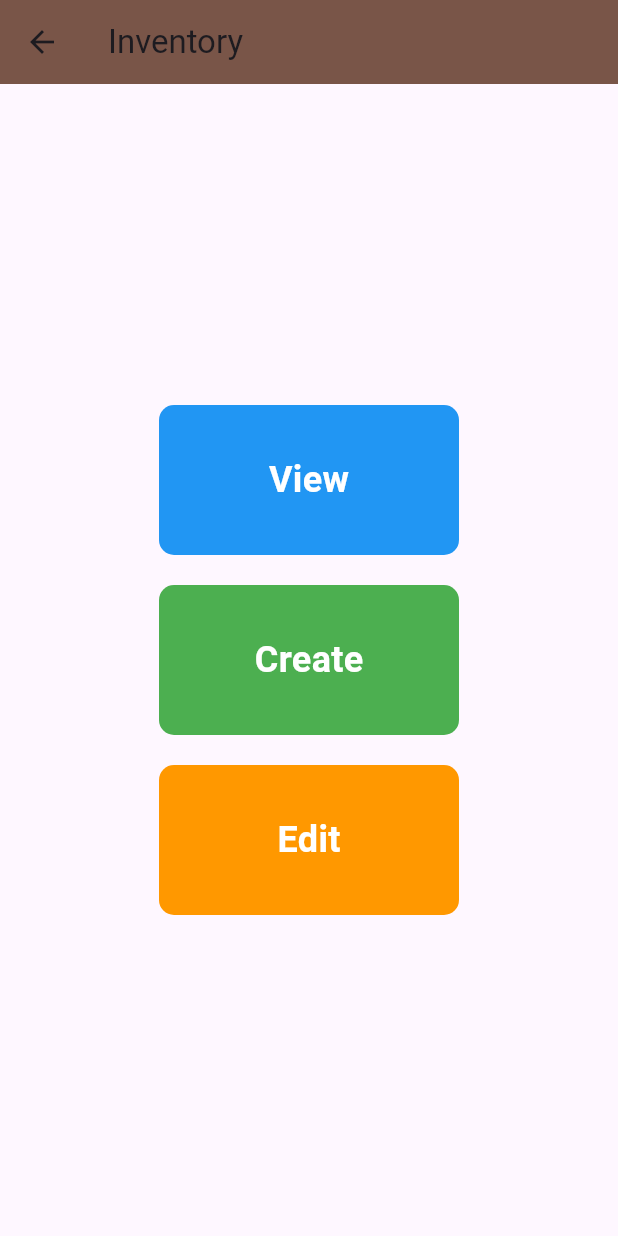
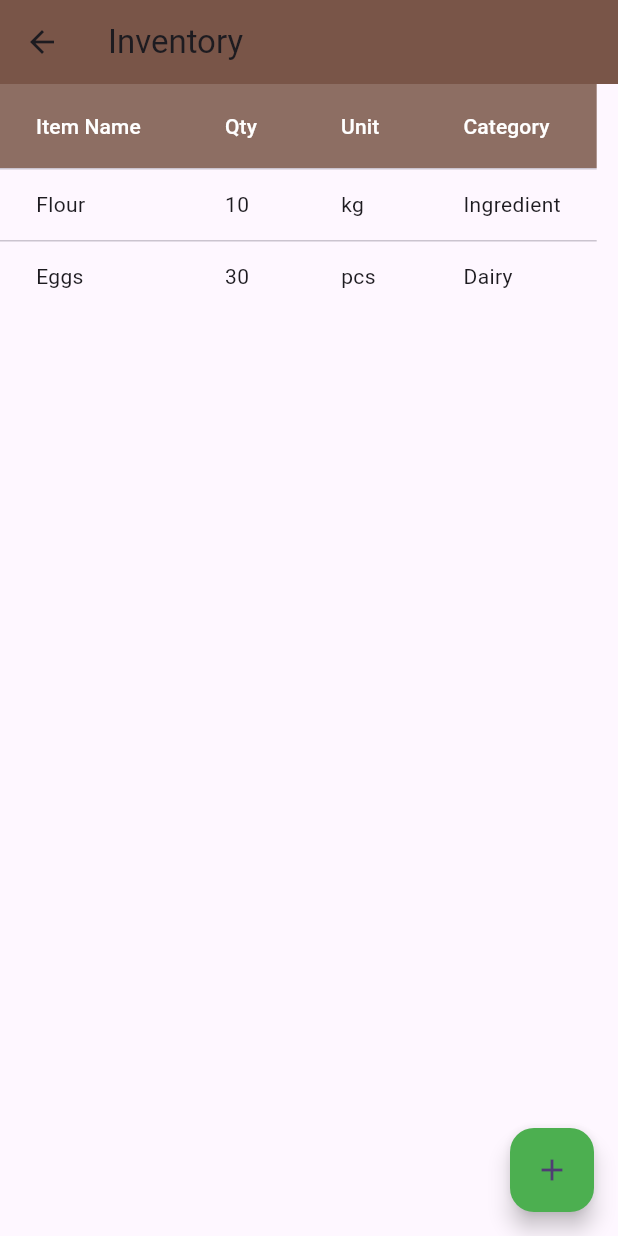
Before and after one commit to VoxMonstra/CSC-4610-Web-Warriors, a Flutter app: the InventoryPage screen opened by its route, on a phone screen of 412 x 824 dp. Run offline on Flutter 3.47's test engine with Material 3 defaults, Android fonts, the phone set to English and light mode, and no system bars; missing offline and left inert: mysql1.

Commit message:
feat: add table that supports editing

```diff
--- a/src/lib/screens/inventory.dart
+++ b/src/lib/screens/inventory.dart
@@ -2,164 +2,208 @@
 // then a small icon to the right will allow you to edit, then a + icon
 // allows for creation. This will be when database connection is closer
 import 'package:flutter/material.dart';
-
-class InventoryPage extends StatelessWidget {
-  @override
-  Widget build(BuildContext context) {
-    return Scaffold(
-      appBar: AppBar(
-        title: Text('Inventory'),
-        backgroundColor: Colors.brown,
-      ),
-      body: Center(
-        child: Column(
-          mainAxisAlignment: MainAxisAlignment.center,
-          children: [
-            // The view box (no real future needed besides linking of database,
-            // maybe a search feature within, and maybe moving the edit here)
-            GestureDetector(
-              onTap: () {
-                Navigator.push(
-                  context,
-                  MaterialPageRoute(builder: (context) => ViewPage()),
-                );
-              },
-              child: Container(
-                width: 200,
-                height: 100,
-                decoration: BoxDecoration(
-                  color: Colors.blue,
-                  borderRadius: BorderRadius.circular(10),
-                ),
-                child: Center(
-                  child: Text(
-                    'View',
-                    style: TextStyle(
-                      color: Colors.white,
-                      fontSize: 24,
-                      fontWeight: FontWeight.bold,
-                    ),
-                  ),
-                ),
-              ),
-            ),
-            SizedBox(height: 20),
-
-            // The create box (future use is to create inventory items)
-            GestureDetector(
-              onTap: () {
-                Navigator.push(
-                  context,
-                  MaterialPageRoute(builder: (context) => CreatePage()),
-                );
-              },
-              child: Container(
-                width: 200,
-                height: 100,
-                decoration: BoxDecoration(
-                  color: Colors.green,
-                  borderRadius: BorderRadius.circular(10),
-                ),
-                child: Center(
-                  child: Text(
-                    'Create',
-                    style: TextStyle(
-                      color: Colors.white,
-                      fontSize: 24,
-                      fontWeight: FontWeight.bold,
-                    ),
-                  ),
-                ),
-              ),
-            ),
-            SizedBox(height: 20),
-
-            // The edit box (future use will show inventory items to edit OR
-            // will be within the view page itself which is likely)
-            GestureDetector(
-              onTap: () {
-                Navigator.push(
-                  context,
-                  MaterialPageRoute(builder: (context) => EditPage()),
-                );
-              },
-              child: Container(
-                width: 200,
-                height: 100,
-                decoration: BoxDecoration(
-                  color: Colors.orange,
-                  borderRadius: BorderRadius.circular(10),
-                ),
-                child: Center(
-                  child: Text(
-                    'Edit',
-                    style: TextStyle(
-                      color: Colors.white,
-                      fontSize: 24,
-                      fontWeight: FontWeight.bold,
-                    ),
-                  ),
-                ),
-              ),
-            ),
-          ],
-        ),
-      ),
-    );
-  }
-}
-
-/*Below will be the general placeholders for the create, view,
-and edit functions/pages of the inventory. They are left basically empty
-for now until we can link them to the databases with the SQL commands
-Change the colors as you desire for our scheme*/
-class ViewPage extends StatelessWidget {
-  @override
-  Widget build(BuildContext context) {
-    return Scaffold(
-      appBar: AppBar(
-        title: Text('Inventory (View)'),
-        backgroundColor: Colors.blue,
-      ),
-      body: Center(
-        child: Text('Here you can view the inventory'),
-      ),
-    );
-  }
-}
-
-class CreatePage extends StatelessWidget {
-  @override
-  Widget build(BuildContext context) {
-    return Scaffold(
-      appBar: AppBar(
-        title: Text('Inventory (Create)'),
-        backgroundColor: Colors.green,
-      ),
-      body: Center(
-        child: Text('Here you can create an inventory item'),
-      ),
-    );
-  }
-}
-
-class EditPage extends StatelessWidget {
-  @override
-  Widget build(BuildContext context) {
-    return Scaffold(
-      appBar: AppBar(
-        title: Text('Inventory (Edit)'),
-        backgroundColor: Colors.orange,
-      ),
-      body: Center(
-        child: Text('Here you can edit the inventory'),
-      ),
-    );
-  }
-}
 
 void main() {
   runApp(MaterialApp(
     home: InventoryPage(),
   ));
 }
+
+class InventoryPage extends StatefulWidget {
+  @override
+  _InventoryPageState createState() => _InventoryPageState();
+}
+
+class _InventoryPageState extends State<InventoryPage> {
+  // Sample inventory data
+  List<Map<String, dynamic>> inventory = [
+    {
+      "name": "Flour",
+      "quantity": 10,
+      "unit": "kg",
+      "category": "Ingredient",
+      "price": 5.0,
+      "supplier": "Bakery Wholesale",
+      "expiry": "2025-06-30",
+    },
+    {
+      "name": "Eggs",
+      "quantity": 30,
+      "unit": "pcs",
+      "category": "Dairy",
+      "price": 0.5,
+      "supplier": "Local Farm",
+      "expiry": "2025-02-20",
+    }
+  ];
+
+  // Function to show add/edit dialog
+  void showItemDialog({Map<String, dynamic>? item, int? index}) {
+    TextEditingController nameController =
+        TextEditingController(text: item?["name"] ?? "");
+    TextEditingController quantityController =
+        TextEditingController(text: item?["quantity"]?.toString() ?? "");
+    TextEditingController unitController =
+        TextEditingController(text: item?["unit"] ?? "");
+    TextEditingController categoryController =
+        TextEditingController(text: item?["category"] ?? "");
+    TextEditingController priceController =
+        TextEditingController(text: item?["price"]?.toString() ?? "");
+    TextEditingController supplierController =
+        TextEditingController(text: item?["supplier"] ?? "");
+    TextEditingController expiryController =
+        TextEditingController(text: item?["expiry"] ?? "");
+
+    showDialog(
+      context: context,
+      builder: (context) {
+        return AlertDialog(
+          title: Text(item == null ? "Add Item" : "Edit Item"),
+          content: SingleChildScrollView(
+            child: Column(
+              children: [
+                TextField(
+                    controller: nameController,
+                    decoration: InputDecoration(labelText: 'Item Name')),
+                TextField(
+                    controller: quantityController,
+                    decoration: InputDecoration(labelText: 'Quantity'),
+                    keyboardType: TextInputType.number),
+                TextField(
+                    controller: unitController,
+                    decoration: InputDecoration(labelText: 'Unit')),
+                TextField(
+                    controller: categoryController,
+                    decoration: InputDecoration(labelText: 'Category')),
+                TextField(
+                    controller: priceController,
+                    decoration: InputDecoration(labelText: 'Price per Unit'),
+                    keyboardType: TextInputType.number),
+                TextField(
+                    controller: supplierController,
+                    decoration: InputDecoration(labelText: 'Supplier')),
+                TextField(
+                    controller: expiryController,
+                    decoration: InputDecoration(labelText: 'Expiration Date')),
+              ],
+            ),
+          ),
+          actions: [
+            TextButton(
+              onPressed: () => Navigator.pop(context),
+              child: Text("Cancel"),
+            ),
+            TextButton(
+              onPressed: () {
+                setState(() {
+                  Map<String, dynamic> newItem = {
+                    "name": nameController.text,
+                    "quantity": int.tryParse(quantityController.text) ?? 0,
+                    "unit": unitController.text,
+                    "category": categoryController.text,
+                    "price": double.tryParse(priceController.text) ?? 0.0,
+                    "supplier": supplierController.text,
+                    "expiry": expiryController.text,
+                  };
+
+                  if (item == null) {
+                    // Add new item
+                    inventory.add(newItem);
+                  } else {
+                    // Edit existing item
+                    inventory[index!] = newItem;
+                  }
+                });
+
+                Navigator.pop(context);
+              },
+              child: Text("Save"),
+            ),
+          ],
+        );
+      },
+    );
+  }
+
+  @override
+  Widget build(BuildContext context) {
+    double screenWidth = MediaQuery.of(context).size.width;
+    bool showExtraColumns = screenWidth > 600; // Adjust threshold as needed
+
+    return Scaffold(
+      appBar: AppBar(
+        title: Text('Inventory'),
+        backgroundColor: Colors.brown,
+      ),
+      body: SingleChildScrollView(
+        scrollDirection: Axis.horizontal,
+        child: DataTable(
+          headingRowColor: WidgetStateProperty.all(
+              Colors.brown[400]), // Lighter brown header
+          columns: [
+            DataColumn(
+                label:
+                    Text('Item Name', style: TextStyle(color: Colors.white))),
+            DataColumn(
+                label: Text('Qty', style: TextStyle(color: Colors.white))),
+            DataColumn(
+                label: Text('Unit', style: TextStyle(color: Colors.white))),
+            DataColumn(
+                label: Text('Category', style: TextStyle(color: Colors.white))),
+            if (showExtraColumns)
+              DataColumn(
+                  label: Text('Price/Unit',
+                      style: TextStyle(color: Colors.white))),
+            if (showExtraColumns)
+              DataColumn(
+                  label:
+                      Text('Supplier', style: TextStyle(color: Colors.white))),
+            if (showExtraColumns)
+              DataColumn(
+                  label: Text('Expiry Date',
+                      style: TextStyle(color: Colors.white))),
+          ],
+          rows: inventory.asMap().entries.map((entry) {
+            int index = entry.key;
+            Map<String, dynamic> item = entry.value;
+
+            return DataRow(
+              cells: [
+                DataCell(
+                  Container(
+                    child: Text(item["name"]),
+                  ),
+                  onTap: () => showItemDialog(item: item, index: index),
+                ),
+                DataCell(
+                  Container(
+                    child: Text(item["quantity"].toString()),
+                  ),
+                  onTap: () => showItemDialog(item: item, index: index),
+                ),
+                DataCell(Text(item["unit"]),
+                    onTap: () => showItemDialog(item: item, index: index)),
+                DataCell(Text(item["category"]),
+                    onTap: () => showItemDialog(item: item, index: index)),
+                if (showExtraColumns)
+                  DataCell(Text("\$${item["price"]}"),
+                      onTap: () => showItemDialog(item: item, index: index)),
+                if (showExtraColumns)
+                  DataCell(Text(item["supplier"]),
+                      onTap: () => showItemDialog(item: item, index: index)),
+                if (showExtraColumns)
+                  DataCell(Text(item["expiry"]),
+                      onTap: () => showItemDialog(item: item, index: index)),
+              ],
+            );
+          }).toList(),
+        ),
+      ),
+      floatingActionButton: FloatingActionButton(
+        onPressed: () => showItemDialog(),
+        child: Icon(Icons.add),
+        backgroundColor: Colors.green,
+      ),
+    );
+  }
+}
```
